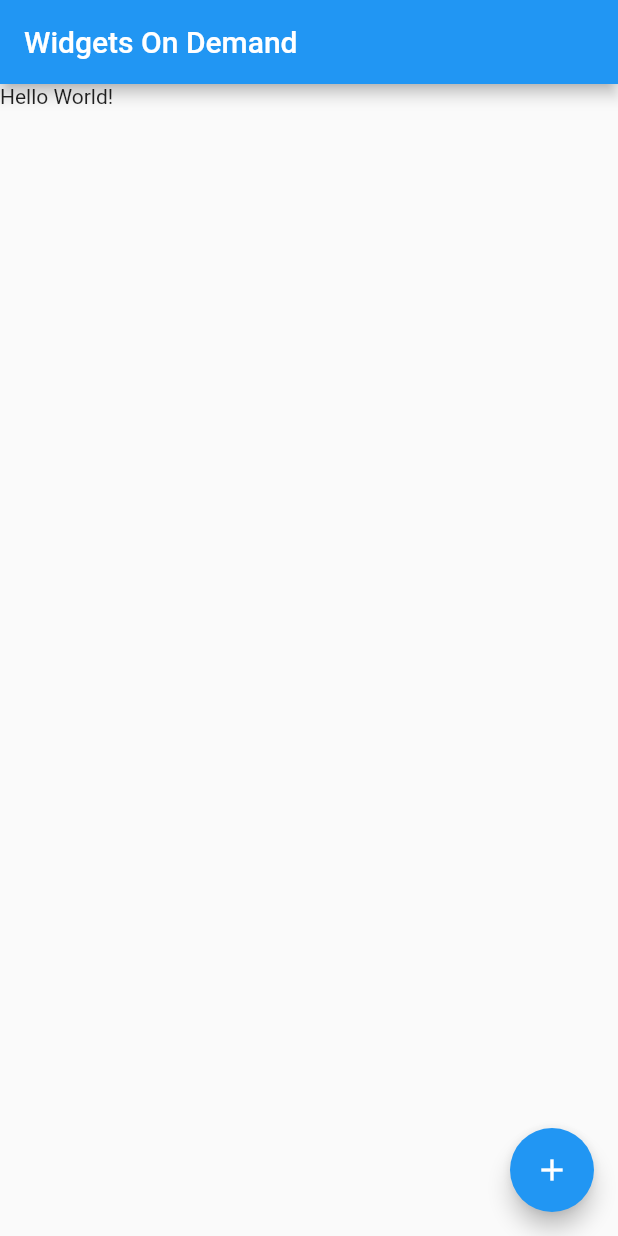
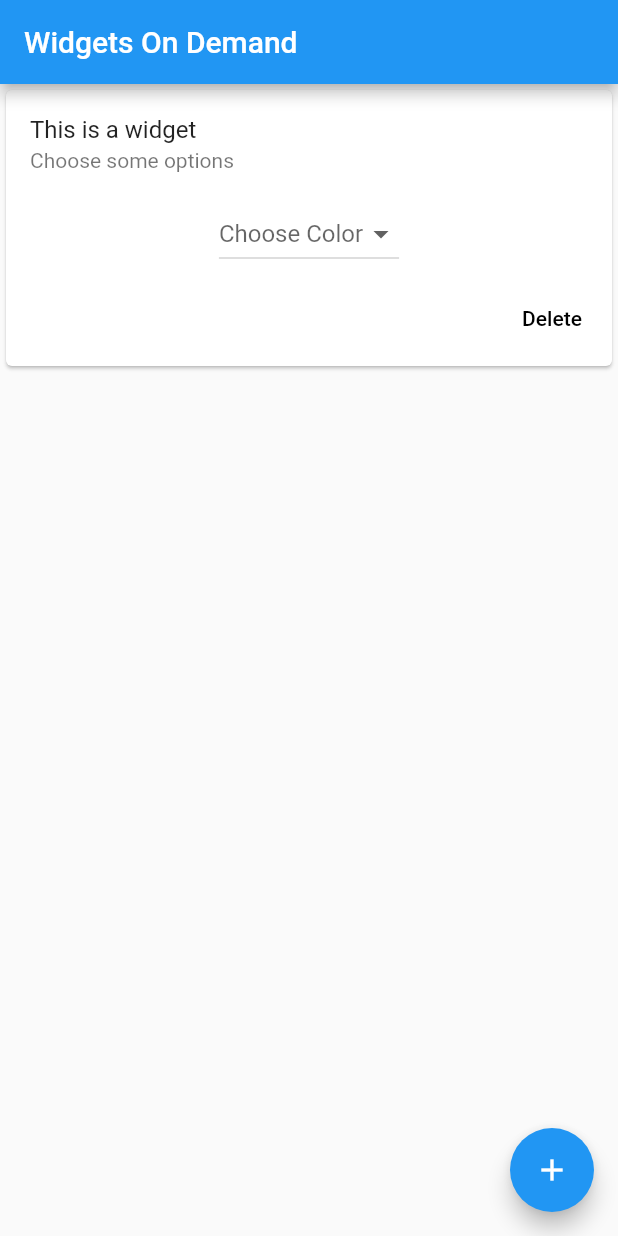
Before and after one commit to dylan-cm/on_demand_widgets, a Flutter app: the screen it shows after launch, after a tap on the "add" icon, on a phone screen of 412 x 824 dp. Run offline on Flutter 3.47's test engine with Material 2 defaults, Android fonts, the phone set to English and light mode, and no system bars.

Commit message:
adding widgets' options cards and displaying them in the editor

```diff
--- a/lib/src/screens/editor.dart
+++ b/lib/src/screens/editor.dart
@@ -15,7 +15,7 @@ class _EditorState extends State<Editor>{
         appBar: AppBar(
           title: Text('Widgets On Demand'),
         ),
-        body: Text('Hello World!'),
+        body: buildListOfOptionsCards(toExport),
         floatingActionButton: FloatingActionButton(
           child: Icon(Icons.add),
           onPressed: _addWidget,
@@ -23,7 +23,21 @@ class _EditorState extends State<Editor>{
       );
     }
 
-    void _addWidget(){
+  void _addWidget(){
+    setState(() {
       toExport.add(OptionsCard());
-    }
+    });
+  }
+
+  Widget buildListOfOptionsCards(List<OptionsCard> cards){
+    return Container(
+      child: ListView(
+        children: <Widget>[
+          Column(
+            children: cards,
+          )
+        ],
+      ),
+    );
+  }
 }
--- a/lib/src/widgets/options_card.dart
+++ b/lib/src/widgets/options_card.dart
@@ -14,6 +14,7 @@ class OptionsCard extends StatelessWidget{
             ),
 
             DropdownButton<MaterialColor>(
+              hint: Text('Choose Color'),
               onChanged: (value)=> print(value),
               items: <DropdownMenuItem<MaterialColor>>[
                 DropdownMenuItem(
```
